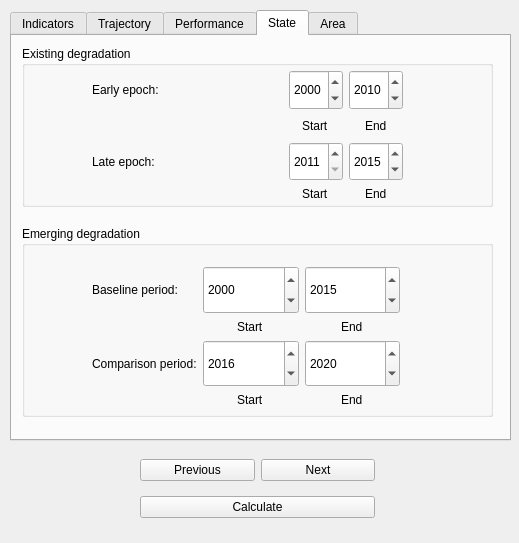
The window that LDMP/gui/DlgCalculateLC.ui (ConservationInternational/trends.earth) describes before a commit, drawn with Qt 5.
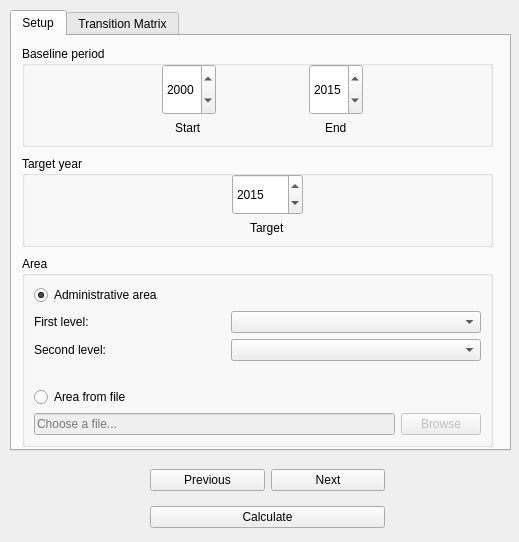
The same window after the commit. The open tabs and pages were chosen to show the change.

Commit message: Connect land cover to GUI.

```diff
--- a/LDMP/gui/DlgCalculateLC.ui
+++ b/LDMP/gui/DlgCalculateLC.ui
@@ -7,7 +7,7 @@
     <x>0</x>
     <y>0</y>
     <width>519</width>
-    <height>543</height>
+    <height>542</height>
    </rect>
   </property>
   <property name="sizePolicy">
@@ -25,177 +25,24 @@
      <x>10</x>
      <y>10</y>
      <width>501</width>
-     <height>431</height>
+     <height>441</height>
     </rect>
    </property>
+   <property name="tabShape">
+    <enum>QTabWidget::Rounded</enum>
+   </property>
    <property name="currentIndex">
     <number>0</number>
    </property>
    <widget class="QWidget" name="IndicatorsTab">
     <attribute name="title">
-     <string>Indicators</string>
-    </attribute>
-    <widget class="QLabel" name="label_25">
-     <property name="geometry">
-      <rect>
-       <x>9</x>
-       <y>10</y>
-       <width>166</width>
-       <height>16</height>
-      </rect>
-     </property>
-     <property name="font">
-      <font>
-       <weight>50</weight>
-       <bold>false</bold>
-      </font>
-     </property>
-     <property name="text">
-      <string/>
-     </property>
-    </widget>
-    <widget class="QGroupBox" name="groupBox">
-     <property name="geometry">
-      <rect>
-       <x>10</x>
-       <y>290</y>
-       <width>471</width>
-       <height>61</height>
-      </rect>
-     </property>
-     <property name="title">
-      <string>NDVI dataset</string>
-     </property>
-     <widget class="QComboBox" name="dataset_ndvi">
-      <property name="geometry">
-       <rect>
-        <x>10</x>
-        <y>20</y>
-        <width>451</width>
-        <height>27</height>
-       </rect>
-      </property>
-      <property name="sizePolicy">
-       <sizepolicy hsizetype="Maximum" vsizetype="Fixed">
-        <horstretch>0</horstretch>
-        <verstretch>0</verstretch>
-       </sizepolicy>
-      </property>
-      <property name="minimumSize">
-       <size>
-        <width>275</width>
-        <height>0</height>
-       </size>
-      </property>
-     </widget>
-    </widget>
-    <widget class="QGroupBox" name="groupBox_2">
-     <property name="geometry">
-      <rect>
-       <x>10</x>
-       <y>10</y>
-       <width>471</width>
-       <height>261</height>
-      </rect>
-     </property>
-     <property name="title">
-      <string>Indicators to calculate</string>
-     </property>
-     <widget class="QWidget" name="layoutWidget">
-      <property name="geometry">
-       <rect>
-        <x>16</x>
-        <y>21</y>
-        <width>441</width>
-        <height>231</height>
-       </rect>
-      </property>
-      <layout class="QFormLayout" name="formLayout">
-       <item row="0" column="1">
-        <widget class="QLabel" name="label_26">
-         <property name="font">
-          <font>
-           <weight>50</weight>
-           <italic>true</italic>
-           <bold>false</bold>
-          </font>
-         </property>
-         <property name="text">
-          <string>Trajectory is related to rate of change of  productivity over time</string>
-         </property>
-         <property name="wordWrap">
-          <bool>true</bool>
-         </property>
-        </widget>
-       </item>
-       <item row="1" column="1">
-        <widget class="QLabel" name="label_27">
-         <property name="font">
-          <font>
-           <weight>50</weight>
-           <italic>true</italic>
-           <bold>false</bold>
-          </font>
-         </property>
-         <property name="text">
-          <string>Performance is a comparison of how productivity in an area compares to productivity in similar areas at the same point in time.</string>
-         </property>
-         <property name="wordWrap">
-          <bool>true</bool>
-         </property>
-        </widget>
-       </item>
-       <item row="2" column="1">
-        <widget class="QLabel" name="label_28">
-         <property name="font">
-          <font>
-           <weight>50</weight>
-           <italic>true</italic>
-           <bold>false</bold>
-          </font>
-         </property>
-         <property name="text">
-          <string>State is a comparison of how current productivity in an area compares to past productivity in that area.</string>
-         </property>
-         <property name="wordWrap">
-          <bool>true</bool>
-         </property>
-        </widget>
-       </item>
-       <item row="0" column="0">
-        <widget class="QCheckBox" name="indic_select_traj">
-         <property name="text">
-          <string>Trajectory</string>
-         </property>
-        </widget>
-       </item>
-       <item row="1" column="0">
-        <widget class="QCheckBox" name="indic_select_perf">
-         <property name="text">
-          <string>Performance</string>
-         </property>
-        </widget>
-       </item>
-       <item row="2" column="0">
-        <widget class="QCheckBox" name="indic_select_state">
-         <property name="text">
-          <string>State</string>
-         </property>
-        </widget>
-       </item>
-      </layout>
-     </widget>
-    </widget>
-   </widget>
-   <widget class="QWidget" name="TrajectoryTab">
-    <attribute name="title">
-     <string>Trajectory</string>
+     <string>Setup</string>
     </attribute>
     <widget class="QGroupBox" name="groupBox_3">
      <property name="geometry">
       <rect>
        <x>10</x>
-       <y>80</y>
+       <y>10</y>
        <width>471</width>
        <height>101</height>
       </rect>
@@ -203,7 +50,7 @@
      <property name="title">
       <string>Baseline period</string>
      </property>
-     <widget class="QWidget" name="layoutWidget">
+     <widget class="QWidget" name="layoutWidget_2">
       <property name="geometry">
        <rect>
         <x>140</x>
@@ -253,7 +100,7 @@
          </property>
          <property name="minimumDate">
           <date>
-           <year>1980</year>
+           <year>1992</year>
            <month>1</month>
            <day>1</day>
           </date>
@@ -291,6 +138,16 @@
            <day>1</day>
           </date>
          </property>
+         <property name="minimumDateTime">
+          <datetime>
+           <hour>0</hour>
+           <minute>0</minute>
+           <second>0</second>
+           <year>1992</year>
+           <month>1</month>
+           <day>1</day>
+          </datetime>
+         </property>
          <property name="maximumDate">
           <date>
            <year>2030</year>
@@ -300,7 +157,7 @@
          </property>
          <property name="minimumDate">
           <date>
-           <year>1980</year>
+           <year>1992</year>
            <month>1</month>
            <day>1</day>
           </date>
@@ -330,759 +187,98 @@
      <property name="geometry">
       <rect>
        <x>10</x>
-       <y>10</y>
+       <y>120</y>
        <width>471</width>
-       <height>61</height>
+       <height>91</height>
       </rect>
      </property>
      <property name="title">
-      <string>Trajectory indicator</string>
+      <string>Target year</string>
      </property>
-     <widget class="QComboBox" name="traj_indic">
+     <widget class="QWidget" name="layoutWidget_3">
       <property name="geometry">
        <rect>
-        <x>20</x>
-        <y>20</y>
-        <width>431</width>
-        <height>27</height>
+        <x>210</x>
+        <y>18</y>
+        <width>71</width>
+        <height>61</height>
        </rect>
       </property>
+      <layout class="QGridLayout" name="gridLayout_8">
+       <item row="1" column="0" alignment="Qt::AlignHCenter">
+        <widget class="QLabel" name="label_18">
+         <property name="font">
+          <font>
+           <weight>50</weight>
+           <bold>false</bold>
+          </font>
+         </property>
+         <property name="text">
+          <string>Target</string>
+         </property>
+        </widget>
+       </item>
+       <item row="0" column="0">
+        <widget class="QDateEdit" name="year_target">
       <property name="sizePolicy">
-       <sizepolicy hsizetype="Maximum" vsizetype="Fixed">
+          <sizepolicy hsizetype="Minimum" vsizetype="Expanding">
         <horstretch>0</horstretch>
         <verstretch>0</verstretch>
        </sizepolicy>
       </property>
-      <property name="minimumSize">
-       <size>
-        <width>275</width>
-        <height>0</height>
-       </size>
-      </property>
+         <property name="date">
+          <date>
+           <year>2015</year>
+           <month>1</month>
+           <day>1</day>
+          </date>
+         </property>
+         <property name="minimumDateTime">
+          <datetime>
+           <hour>0</hour>
+           <minute>0</minute>
+           <second>0</second>
+           <year>1992</year>
+           <month>1</month>
+           <day>1</day>
+          </datetime>
+         </property>
+         <property name="maximumDate">
+          <date>
+           <year>2030</year>
+           <month>12</month>
+           <day>31</day>
+          </date>
+         </property>
+         <property name="minimumDate">
+          <date>
+           <year>1992</year>
+           <month>1</month>
+           <day>1</day>
+          </date>
+         </property>
+         <property name="displayFormat">
+          <string>yyyy</string>
+         </property>
+        </widget>
+       </item>
+      </layout>
      </widget>
     </widget>
     <widget class="QGroupBox" name="groupBox_5">
      <property name="geometry">
       <rect>
        <x>10</x>
-       <y>190</y>
-       <width>471</width>
-       <height>71</height>
-      </rect>
-     </property>
-     <property name="title">
-      <string>Climate dataset</string>
-     </property>
-     <widget class="QComboBox" name="traj_climate">
-      <property name="geometry">
-       <rect>
-        <x>20</x>
-        <y>30</y>
-        <width>441</width>
-        <height>27</height>
-       </rect>
-      </property>
-      <property name="sizePolicy">
-       <sizepolicy hsizetype="Maximum" vsizetype="Fixed">
-        <horstretch>0</horstretch>
-        <verstretch>0</verstretch>
-       </sizepolicy>
-      </property>
-      <property name="minimumSize">
-       <size>
-        <width>275</width>
-        <height>0</height>
-       </size>
-      </property>
-     </widget>
-    </widget>
-   </widget>
-   <widget class="QWidget" name="PerformanceTab">
-    <attribute name="title">
-     <string>Performance</string>
-    </attribute>
-    <widget class="QGroupBox" name="groupBox_8">
-     <property name="geometry">
-      <rect>
-       <x>10</x>
-       <y>10</y>
-       <width>471</width>
-       <height>121</height>
-      </rect>
-     </property>
-     <property name="title">
-      <string>Baseline period:</string>
-     </property>
-     <widget class="QWidget" name="layoutWidget">
-      <property name="geometry">
-       <rect>
-        <x>140</x>
-        <y>30</y>
-        <width>211</width>
-        <height>71</height>
-       </rect>
-      </property>
-      <layout class="QGridLayout" name="gridLayout_6">
-       <item row="0" column="0">
-        <widget class="QDateEdit" name="perf_year_start">
-         <property name="sizePolicy">
-          <sizepolicy hsizetype="Minimum" vsizetype="Expanding">
-           <horstretch>0</horstretch>
-           <verstretch>0</verstretch>
-          </sizepolicy>
-         </property>
-         <property name="date">
-          <date>
-           <year>2000</year>
-           <month>1</month>
-           <day>1</day>
-          </date>
-         </property>
-         <property name="maximumDate">
-          <date>
-           <year>2030</year>
-           <month>12</month>
-           <day>31</day>
-          </date>
-         </property>
-         <property name="minimumDate">
-          <date>
-           <year>1980</year>
-           <month>1</month>
-           <day>1</day>
-          </date>
-         </property>
-         <property name="displayFormat">
-          <string>yyyy</string>
-         </property>
-        </widget>
-       </item>
-       <item row="0" column="2">
-        <widget class="QDateEdit" name="perf_year_end">
-         <property name="sizePolicy">
-          <sizepolicy hsizetype="Minimum" vsizetype="Expanding">
-           <horstretch>0</horstretch>
-           <verstretch>0</verstretch>
-          </sizepolicy>
-         </property>
-         <property name="date">
-          <date>
-           <year>2015</year>
-           <month>12</month>
-           <day>31</day>
-          </date>
-         </property>
-         <property name="maximumDateTime">
-          <datetime>
-           <hour>23</hour>
-           <minute>59</minute>
-           <second>59</second>
-           <year>2030</year>
-           <month>12</month>
-           <day>31</day>
-          </datetime>
-         </property>
-         <property name="minimumDate">
-          <date>
-           <year>1980</year>
-           <month>1</month>
-           <day>1</day>
-          </date>
-         </property>
-         <property name="displayFormat">
-          <string>yyyy</string>
-         </property>
-        </widget>
-       </item>
-       <item row="1" column="0" alignment="Qt::AlignHCenter">
-        <widget class="QLabel" name="label_9">
-         <property name="font">
-          <font>
-           <weight>50</weight>
-           <bold>false</bold>
-          </font>
-         </property>
-         <property name="text">
-          <string>Start</string>
-         </property>
-        </widget>
-       </item>
-       <item row="1" column="2" alignment="Qt::AlignHCenter">
-        <widget class="QLabel" name="label_30">
-         <property name="font">
-          <font>
-           <weight>50</weight>
-           <bold>false</bold>
-          </font>
-         </property>
-         <property name="text">
-          <string>End</string>
-         </property>
-        </widget>
-       </item>
-       <item row="0" column="1">
-        <spacer name="horizontalSpacer_3">
-         <property name="orientation">
-          <enum>Qt::Horizontal</enum>
-         </property>
-         <property name="sizeHint" stdset="0">
-          <size>
-           <width>40</width>
-           <height>20</height>
-          </size>
-         </property>
-        </spacer>
-       </item>
-      </layout>
-     </widget>
-    </widget>
-   </widget>
-   <widget class="QWidget" name="StateTab">
-    <attribute name="title">
-     <string>State</string>
-    </attribute>
-    <widget class="QGroupBox" name="groupBox_6">
-     <property name="geometry">
-      <rect>
-       <x>10</x>
-       <y>10</y>
-       <width>471</width>
-       <height>161</height>
-      </rect>
-     </property>
-     <property name="title">
-      <string>Existing degradation</string>
-     </property>
-     <widget class="QWidget" name="layoutWidget">
-      <property name="geometry">
-       <rect>
-        <x>70</x>
-        <y>24</y>
-        <width>311</width>
-        <height>131</height>
-       </rect>
-      </property>
-      <layout class="QGridLayout" name="gridLayout_4">
-       <item row="3" column="2" alignment="Qt::AlignHCenter">
-        <widget class="QLabel" name="label_15">
-         <property name="font">
-          <font>
-           <weight>50</weight>
-           <bold>false</bold>
-          </font>
-         </property>
-         <property name="text">
-          <string>Start</string>
-         </property>
-        </widget>
-       </item>
-       <item row="0" column="0">
-        <widget class="QLabel" name="label_11">
-         <property name="font">
-          <font>
-           <weight>50</weight>
-           <bold>false</bold>
-          </font>
-         </property>
-         <property name="text">
-          <string>Early epoch:</string>
-         </property>
-        </widget>
-       </item>
-       <item row="2" column="0">
-        <widget class="QLabel" name="label_13">
-         <property name="font">
-          <font>
-           <weight>50</weight>
-           <bold>false</bold>
-          </font>
-         </property>
-         <property name="text">
-          <string>Late epoch:</string>
-         </property>
-        </widget>
-       </item>
-       <item row="0" column="2">
-        <widget class="QDateEdit" name="state_existdeg_early_year_start">
-         <property name="sizePolicy">
-          <sizepolicy hsizetype="Minimum" vsizetype="Expanding">
-           <horstretch>0</horstretch>
-           <verstretch>0</verstretch>
-          </sizepolicy>
-         </property>
-         <property name="maximumDate">
-          <date>
-           <year>2030</year>
-           <month>12</month>
-           <day>31</day>
-          </date>
-         </property>
-         <property name="minimumDate">
-          <date>
-           <year>1980</year>
-           <month>1</month>
-           <day>1</day>
-          </date>
-         </property>
-         <property name="displayFormat">
-          <string>yyyy</string>
-         </property>
-        </widget>
-       </item>
-       <item row="1" column="2" alignment="Qt::AlignHCenter">
-        <widget class="QLabel" name="label_8">
-         <property name="font">
-          <font>
-           <weight>50</weight>
-           <bold>false</bold>
-          </font>
-         </property>
-         <property name="text">
-          <string>Start</string>
-         </property>
-        </widget>
-       </item>
-       <item row="0" column="3">
-        <widget class="QDateEdit" name="state_existdeg_early_year_end">
-         <property name="sizePolicy">
-          <sizepolicy hsizetype="Minimum" vsizetype="Expanding">
-           <horstretch>0</horstretch>
-           <verstretch>0</verstretch>
-          </sizepolicy>
-         </property>
-         <property name="date">
-          <date>
-           <year>2010</year>
-           <month>12</month>
-           <day>31</day>
-          </date>
-         </property>
-         <property name="maximumDateTime">
-          <datetime>
-           <hour>23</hour>
-           <minute>59</minute>
-           <second>59</second>
-           <year>2030</year>
-           <month>12</month>
-           <day>31</day>
-          </datetime>
-         </property>
-         <property name="minimumDateTime">
-          <datetime>
-           <hour>0</hour>
-           <minute>0</minute>
-           <second>0</second>
-           <year>1980</year>
-           <month>1</month>
-           <day>1</day>
-          </datetime>
-         </property>
-         <property name="displayFormat">
-          <string>yyyy</string>
-         </property>
-        </widget>
-       </item>
-       <item row="2" column="3">
-        <widget class="QDateEdit" name="state_existdeg_late_year_end">
-         <property name="sizePolicy">
-          <sizepolicy hsizetype="Minimum" vsizetype="Expanding">
-           <horstretch>0</horstretch>
-           <verstretch>0</verstretch>
-          </sizepolicy>
-         </property>
-         <property name="date">
-          <date>
-           <year>2015</year>
-           <month>12</month>
-           <day>31</day>
-          </date>
-         </property>
-         <property name="maximumDateTime">
-          <datetime>
-           <hour>23</hour>
-           <minute>59</minute>
-           <second>59</second>
-           <year>2030</year>
-           <month>12</month>
-           <day>31</day>
-          </datetime>
-         </property>
-         <property name="minimumDate">
-          <date>
-           <year>1980</year>
-           <month>1</month>
-           <day>1</day>
-          </date>
-         </property>
-         <property name="displayFormat">
-          <string>yyyy</string>
-         </property>
-        </widget>
-       </item>
-       <item row="3" column="3" alignment="Qt::AlignHCenter">
-        <widget class="QLabel" name="label_16">
-         <property name="font">
-          <font>
-           <weight>50</weight>
-           <bold>false</bold>
-          </font>
-         </property>
-         <property name="text">
-          <string>End</string>
-         </property>
-        </widget>
-       </item>
-       <item row="1" column="3" alignment="Qt::AlignHCenter">
-        <widget class="QLabel" name="label_12">
-         <property name="font">
-          <font>
-           <weight>50</weight>
-           <bold>false</bold>
-          </font>
-         </property>
-         <property name="text">
-          <string>End</string>
-         </property>
-        </widget>
-       </item>
-       <item row="2" column="2">
-        <widget class="QDateEdit" name="state_existdeg_late_year_start">
-         <property name="sizePolicy">
-          <sizepolicy hsizetype="Minimum" vsizetype="Expanding">
-           <horstretch>0</horstretch>
-           <verstretch>0</verstretch>
-          </sizepolicy>
-         </property>
-         <property name="maximumDateTime">
-          <datetime>
-           <hour>23</hour>
-           <minute>59</minute>
-           <second>59</second>
-           <year>2015</year>
-           <month>12</month>
-           <day>31</day>
-          </datetime>
-         </property>
-         <property name="minimumDateTime">
-          <datetime>
-           <hour>0</hour>
-           <minute>0</minute>
-           <second>0</second>
-           <year>2011</year>
-           <month>1</month>
-           <day>1</day>
-          </datetime>
-         </property>
-         <property name="maximumDate">
-          <date>
-           <year>2015</year>
-           <month>12</month>
-           <day>31</day>
-          </date>
-         </property>
-         <property name="minimumDate">
-          <date>
-           <year>2011</year>
-           <month>1</month>
-           <day>1</day>
-          </date>
-         </property>
-         <property name="displayFormat">
-          <string>yyyy</string>
-         </property>
-        </widget>
-       </item>
-       <item row="1" column="1">
-        <spacer name="horizontalSpacer">
-         <property name="orientation">
-          <enum>Qt::Horizontal</enum>
-         </property>
-         <property name="sizeHint" stdset="0">
-          <size>
-           <width>40</width>
-           <height>20</height>
-          </size>
-         </property>
-        </spacer>
-       </item>
-      </layout>
-     </widget>
-    </widget>
-    <widget class="QGroupBox" name="groupBox_7">
-     <property name="geometry">
-      <rect>
-       <x>10</x>
-       <y>190</y>
+       <y>220</y>
        <width>471</width>
        <height>191</height>
       </rect>
      </property>
      <property name="title">
-      <string>Emerging degradation</string>
-     </property>
-     <widget class="QWidget" name="layoutWidget">
-      <property name="geometry">
-       <rect>
-        <x>70</x>
-        <y>40</y>
-        <width>308</width>
-        <height>141</height>
-       </rect>
-      </property>
-      <layout class="QGridLayout" name="gridLayout_3">
-       <item row="0" column="0">
-        <widget class="QLabel" name="label_20">
-         <property name="font">
-          <font>
-           <weight>50</weight>
-           <bold>false</bold>
-          </font>
-         </property>
-         <property name="text">
-          <string>Baseline period:</string>
-         </property>
-        </widget>
-       </item>
-       <item row="0" column="1">
-        <widget class="QDateEdit" name="state_emergedeg_base_year_start">
-         <property name="sizePolicy">
-          <sizepolicy hsizetype="Minimum" vsizetype="Expanding">
-           <horstretch>0</horstretch>
-           <verstretch>0</verstretch>
-          </sizepolicy>
-         </property>
-         <property name="maximumDate">
-          <date>
-           <year>2030</year>
-           <month>12</month>
-           <day>31</day>
-          </date>
-         </property>
-         <property name="minimumDate">
-          <date>
-           <year>1980</year>
-           <month>1</month>
-           <day>1</day>
-          </date>
-         </property>
-         <property name="displayFormat">
-          <string>yyyy</string>
-         </property>
-        </widget>
-       </item>
-       <item row="0" column="2">
-        <widget class="QDateEdit" name="state_emergedeg_base_year_end">
-         <property name="sizePolicy">
-          <sizepolicy hsizetype="Minimum" vsizetype="Expanding">
-           <horstretch>0</horstretch>
-           <verstretch>0</verstretch>
-          </sizepolicy>
-         </property>
-         <property name="date">
-          <date>
-           <year>2015</year>
-           <month>12</month>
-           <day>31</day>
-          </date>
-         </property>
-         <property name="maximumDateTime">
-          <datetime>
-           <hour>23</hour>
-           <minute>59</minute>
-           <second>59</second>
-           <year>2030</year>
-           <month>12</month>
-           <day>31</day>
-          </datetime>
-         </property>
-         <property name="minimumDateTime">
-          <datetime>
-           <hour>0</hour>
-           <minute>0</minute>
-           <second>0</second>
-           <year>1980</year>
-           <month>1</month>
-           <day>1</day>
-          </datetime>
-         </property>
-         <property name="displayFormat">
-          <string>yyyy</string>
-         </property>
-        </widget>
-       </item>
-       <item row="1" column="1" alignment="Qt::AlignHCenter">
-        <widget class="QLabel" name="label_23">
-         <property name="font">
-          <font>
-           <weight>50</weight>
-           <bold>false</bold>
-          </font>
-         </property>
-         <property name="text">
-          <string>Start</string>
-         </property>
-        </widget>
-       </item>
-       <item row="1" column="2" alignment="Qt::AlignHCenter">
-        <widget class="QLabel" name="label_24">
-         <property name="font">
-          <font>
-           <weight>50</weight>
-           <bold>false</bold>
-          </font>
-         </property>
-         <property name="text">
-          <string>End</string>
-         </property>
-        </widget>
-       </item>
-       <item row="2" column="0">
-        <widget class="QLabel" name="label_22">
-         <property name="font">
-          <font>
-           <weight>50</weight>
-           <bold>false</bold>
-          </font>
-         </property>
-         <property name="text">
-          <string>Comparison period:</string>
-         </property>
-        </widget>
-       </item>
-       <item row="2" column="1">
-        <widget class="QDateEdit" name="state_emergedeg_comp_year_start">
-         <property name="sizePolicy">
-          <sizepolicy hsizetype="Minimum" vsizetype="Expanding">
-           <horstretch>0</horstretch>
-           <verstretch>0</verstretch>
-          </sizepolicy>
-         </property>
-         <property name="date">
-          <date>
-           <year>2016</year>
-           <month>1</month>
-           <day>1</day>
-          </date>
-         </property>
-         <property name="maximumDateTime">
-          <datetime>
-           <hour>23</hour>
-           <minute>59</minute>
-           <second>59</second>
-           <year>2030</year>
-           <month>12</month>
-           <day>31</day>
-          </datetime>
-         </property>
-         <property name="minimumDateTime">
-          <datetime>
-           <hour>0</hour>
-           <minute>0</minute>
-           <second>0</second>
-           <year>2011</year>
-           <month>1</month>
-           <day>1</day>
-          </datetime>
-         </property>
-         <property name="maximumDate">
-          <date>
-           <year>2030</year>
-           <month>12</month>
-           <day>31</day>
-          </date>
-         </property>
-         <property name="minimumDate">
-          <date>
-           <year>2011</year>
-           <month>1</month>
-           <day>1</day>
-          </date>
-         </property>
-         <property name="displayFormat">
-          <string>yyyy</string>
-         </property>
-        </widget>
-       </item>
-       <item row="3" column="1" alignment="Qt::AlignHCenter">
-        <widget class="QLabel" name="label_19">
-         <property name="font">
-          <font>
-           <weight>50</weight>
-           <bold>false</bold>
-          </font>
-         </property>
-         <property name="text">
-          <string>Start</string>
-         </property>
-        </widget>
-       </item>
-       <item row="3" column="2" alignment="Qt::AlignHCenter">
-        <widget class="QLabel" name="label_21">
-         <property name="font">
-          <font>
-           <weight>50</weight>
-           <bold>false</bold>
-          </font>
-         </property>
-         <property name="text">
-          <string>End</string>
-         </property>
-        </widget>
-       </item>
-       <item row="2" column="2">
-        <widget class="QDateEdit" name="state_emergedeg_comp_year_end">
-         <property name="sizePolicy">
-          <sizepolicy hsizetype="Minimum" vsizetype="Expanding">
-           <horstretch>0</horstretch>
-           <verstretch>0</verstretch>
-          </sizepolicy>
-         </property>
-         <property name="date">
-          <date>
-           <year>2020</year>
-           <month>12</month>
-           <day>31</day>
-          </date>
-         </property>
-         <property name="maximumDateTime">
-          <datetime>
-           <hour>23</hour>
-           <minute>59</minute>
-           <second>59</second>
-           <year>2030</year>
-           <month>12</month>
-           <day>31</day>
-          </datetime>
-         </property>
-         <property name="minimumDate">
-          <date>
-           <year>1980</year>
-           <month>1</month>
-           <day>1</day>
-          </date>
-         </property>
-         <property name="displayFormat">
-          <string>yyyy</string>
-         </property>
-        </widget>
-       </item>
-      </layout>
-     </widget>
-    </widget>
-   </widget>
-   <widget class="QWidget" name="AreaTab">
-    <attribute name="title">
      <string>Area</string>
-    </attribute>
-    <widget class="QWidget" name="verticalLayoutWidget">
-     <property name="geometry">
-      <rect>
-       <x>10</x>
-       <y>10</y>
-       <width>471</width>
-       <height>251</height>
-      </rect>
      </property>
+     <layout class="QGridLayout" name="gridLayout_7">
+      <item row="0" column="0">
      <layout class="QGridLayout" name="gridLayout_2">
       <item row="1" column="0">
        <layout class="QGridLayout" name="area_admin_layout">
@@ -1219,19 +415,36 @@
        </spacer>
       </item>
      </layout>
+      </item>
+     </layout>
     </widget>
    </widget>
-  </widget>
-  <widget class="QWidget" name="layoutWidget">
+   <widget class="QWidget" name="TransitionMatrixTab">
+    <attribute name="title">
+     <string>Transition Matrix</string>
+    </attribute>
+    <widget class="QTableView" name="TransitionMatrixView">
+     <property name="geometry">
+      <rect>
+       <x>10</x>
+       <y>10</y>
+       <width>471</width>
+       <height>391</height>
+      </rect>
+     </property>
+    </widget>
+   </widget>
+  </widget>
+  <widget class="QWidget" name="layoutWidget_4">
    <property name="geometry">
     <rect>
-     <x>140</x>
-     <y>450</y>
+     <x>150</x>
+     <y>460</y>
      <width>235</width>
      <height>79</height>
     </rect>
    </property>
-   <layout class="QGridLayout" name="gridLayout">
+   <layout class="QGridLayout" name="gridLayout_3">
     <item row="0" column="0">
      <widget class="QPushButton" name="button_prev">
       <property name="text">
```
Left out of the diff: 6 changed lines with no effect on the pictures. Lines whose indentation alone changed are shown as unchanged. The commit also changes 2 other files.
